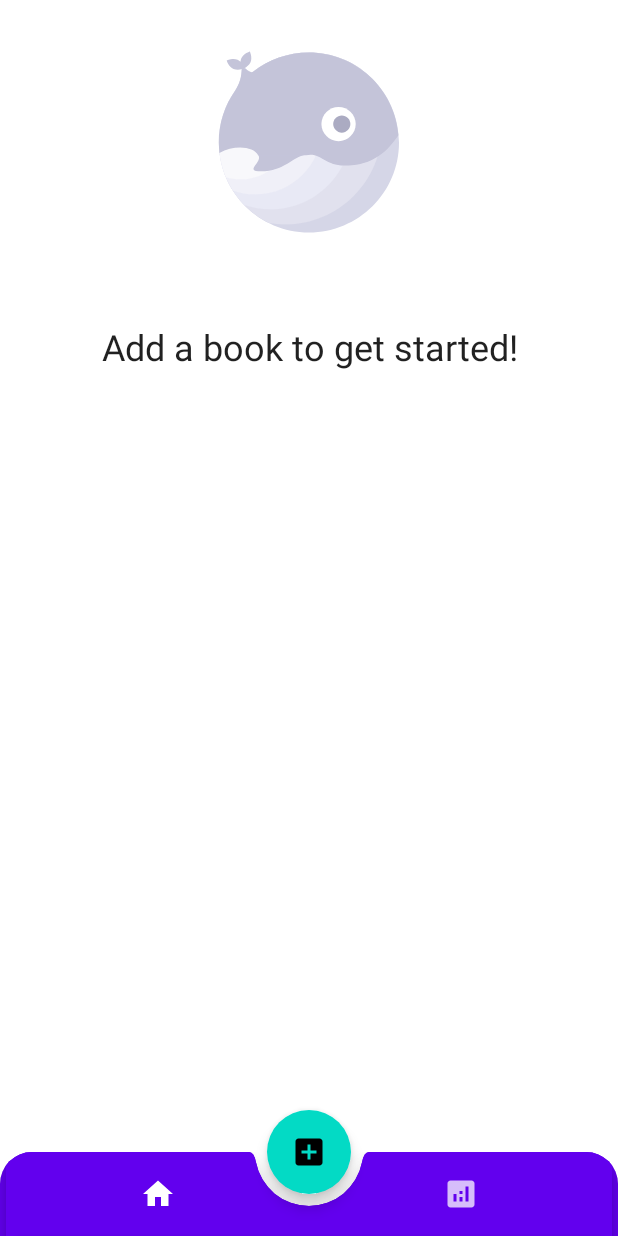
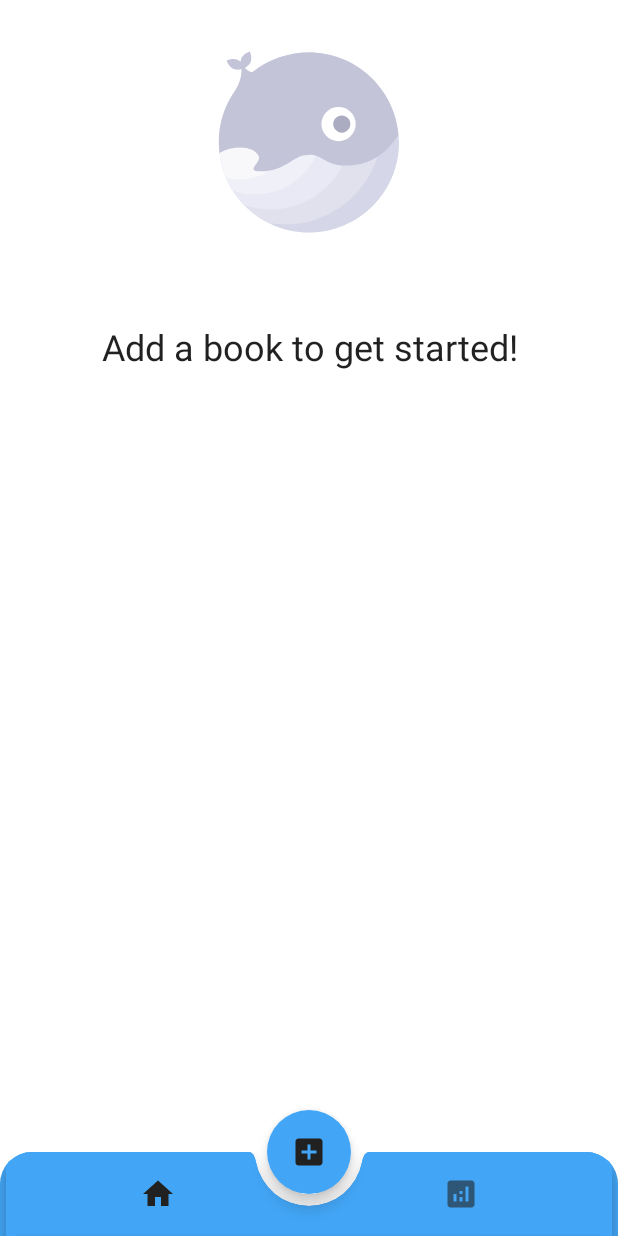
Before and after one commit to sanskar10100/Nero, an Android app built with Jetpack Compose: the screen it shows after launch (MainActivity), on a phone screen of 412 x 824 dp. Run offline under Robolectric (Android 15) with nearby library versions, the phone set to English and light mode, and no system bars; our stand-ins replace Dagger/Hilt's generated code, Room's generated code, Timber; 2 statements that could not run were skipped.

Commit message:
Improve color and UX

```diff
--- a/app/src/main/java/dev/sanskar/nero/data/Book.kt
+++ b/app/src/main/java/dev/sanskar/nero/data/Book.kt
@@ -24,7 +24,7 @@ data class Book(
 )
 
 val Book.progress: Float // Remove any fractional part when calculating for neater UI
-get() = if (pageCount == -1) 0f else currentPage.toFloat() / pageCount
+get() = if (pageCount == -1 || currentPage == 1) 0f else currentPage.toFloat() / pageCount
 
 val Book.publishingDetails: String
 get() {
--- a/app/src/main/java/dev/sanskar/nero/ui/MainActivity.kt
+++ b/app/src/main/java/dev/sanskar/nero/ui/MainActivity.kt
@@ -2,6 +2,7 @@ package dev.sanskar.nero.ui
 
 import android.os.Bundle
 import androidx.activity.ComponentActivity
+import androidx.activity.compose.BackHandler
 import androidx.activity.compose.setContent
 import androidx.compose.foundation.layout.padding
 import androidx.compose.foundation.shape.CircleShape
@@ -13,6 +14,7 @@ import androidx.compose.material.ExperimentalMaterialApi
 import androidx.compose.material.FabPosition
 import androidx.compose.material.FloatingActionButton
 import androidx.compose.material.Icon
+import androidx.compose.material.MaterialTheme
 import androidx.compose.material.ModalBottomSheetLayout
 import androidx.compose.material.ModalBottomSheetValue
 import androidx.compose.material.Scaffold
@@ -76,6 +78,12 @@ class MainActivity : ComponentActivity() {
             skipHalfExpanded = true,
         )
 
+        BackHandler(bottomSheetState.targetValue == ModalBottomSheetValue.Expanded) {
+            scope.launch {
+                bottomSheetState.hide()
+            }
+        }
+
         LaunchedEffect(bottomSheetState.targetValue) {
             if (bottomSheetState.targetValue == ModalBottomSheetValue.Hidden) {
                 keyboardController?.hide()
@@ -97,13 +105,19 @@ class MainActivity : ComponentActivity() {
                 isFloatingActionButtonDocked = true,
                 floatingActionButtonPosition = FabPosition.Center,
                 floatingActionButton = {
-                    FloatingActionButton(onClick = {
+                    FloatingActionButton(
+                        backgroundColor = MaterialTheme.colors.primary,
+                        onClick = {
                         scope.launch {
                             bottomSheetState.animateTo(ModalBottomSheetValue.Expanded)
                         }
                     }
                     ) {
-                        Icon(imageVector = Icons.Default.AddBox, contentDescription = null)
+                        Icon(
+                            imageVector = Icons.Default.AddBox,
+                            contentDescription = null,
+                            tint = MaterialTheme.colors.onPrimary,
+                        )
                     }
                 }
             ) { padding ->
--- a/app/src/main/java/dev/sanskar/nero/ui/add/AddScreen.kt
+++ b/app/src/main/java/dev/sanskar/nero/ui/add/AddScreen.kt
@@ -57,7 +57,7 @@ fun AddScreen(
                 }
             }
             items(viewModel.googleBooksSearchResult, key = { it.id }) {
-                BookRow(it) {
+                BookRow(it, showProgressBar = false) {
                     viewModel.addBook(it)
                     onSelected()
                 }
--- a/app/src/main/java/dev/sanskar/nero/ui/components/BookRow.kt
+++ b/app/src/main/java/dev/sanskar/nero/ui/components/BookRow.kt
@@ -48,6 +48,7 @@ import dev.sanskar.nero.ui.theme.NeroTheme
 fun BookRow(
     book: Book,
     modifier: Modifier = Modifier,
+    showProgressBar: Boolean = true,
     onClick: () -> Unit
 ) {
     val animatedAlpha by rememberInfiniteTransition().animateFloat(
@@ -107,7 +108,7 @@ fun BookRow(
                     textAlign = TextAlign.Center
                 )
                 Spacer(Modifier.height(16.dp))
-                LinearProgressIndicator(
+                if (showProgressBar) LinearProgressIndicator(
                     progress = book.progress,
                 )
             }
--- a/app/src/main/java/dev/sanskar/nero/ui/theme/Color.kt
+++ b/app/src/main/java/dev/sanskar/nero/ui/theme/Color.kt
@@ -2,8 +2,10 @@ package dev.sanskar.nero.ui.theme
 
 import androidx.compose.ui.graphics.Color
 
-val Purple200 = Color(0xFFBB86FC)
-val Purple500 = Color(0xFF6200EE)
-val Purple700 = Color(0xFF3700B3)
-val Teal200 = Color(0xFF03DAC5)
-val Yellow200 = Color(0xFFFFF59D)
+val PrimaryDark = Color(0xFF303F9F)
+val PrimaryLight = Color(0xFF42A5F5)
+val Primary = Color(0xFF3F51B5)
+val Accent = Color(0xFFFFC107)
+
+val NotBlack = Color(0xFF212121)
+val White = Color(0xFFFFFFFF)
--- a/app/src/main/java/dev/sanskar/nero/ui/theme/Theme.kt
+++ b/app/src/main/java/dev/sanskar/nero/ui/theme/Theme.kt
@@ -1,22 +1,24 @@
 package dev.sanskar.nero.ui.theme
 
 import androidx.compose.foundation.isSystemInDarkTheme
+import androidx.compose.material.Colors
 import androidx.compose.material.MaterialTheme
 import androidx.compose.material.darkColors
 import androidx.compose.material.lightColors
 import androidx.compose.runtime.Composable
 
 private val DarkColorPalette = darkColors(
-    primary = Purple200,
-    primaryVariant = Purple700,
-    secondary = Teal200
+    primary = PrimaryDark,
+    primaryVariant = Primary,
+    secondary = Accent,
+    onPrimary = White,
 )
 
 private val LightColorPalette = lightColors(
-    primary = Purple500,
-    primaryVariant = Purple700,
-    secondary = Teal200
-
+    primary = PrimaryLight,
+    primaryVariant = Primary,
+    secondary = Accent,
+    onPrimary = NotBlack,
     /* Other default colors to override
     background = Color.White,
     surface = Color.White,
```
Also changed, not shown: app/src/main/java/dev/sanskar/nero/ui/detail/DetailScreen.kt (+5 -6 lines).
